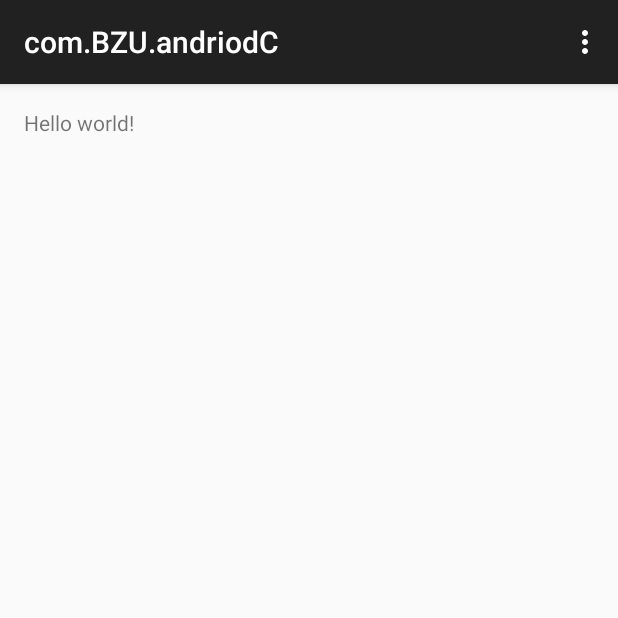
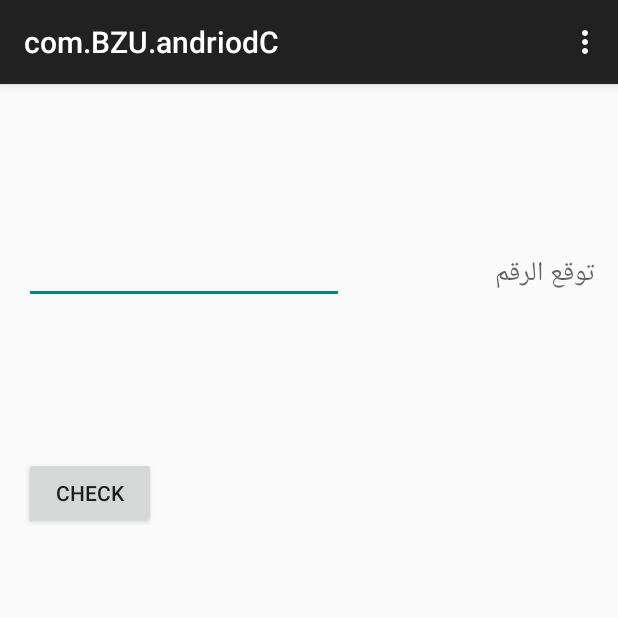
Before and after one commit to nkhalaf/com.BZU.andriodC, an Android app: the screen it shows after launch (MainActivity), on a phone screen of 412 x 824 dp, the top half of it. Run offline under Robolectric (Android 15) with nearby library versions, the phone set to English and light mode, and no system bars.

Commit message:
Assiment 1

```diff
--- a/app/src/main/res/layout/activity_main.xml
+++ b/app/src/main/res/layout/activity_main.xml
@@ -6,7 +6,35 @@
     android:paddingBottom="@dimen/activity_vertical_margin" tools:context=".MainActivity"
     android:id="@+id/id">
 
-    <TextView android:text="@string/hello_world" android:layout_width="wrap_content"
-        android:layout_height="wrap_content" />
+    <EditText
+        android:layout_width="wrap_content"
+        android:layout_height="wrap_content"
+        android:inputType="number"
+        android:ems="10"
+        android:id="@+id/editText"
+        android:layout_marginTop="85dp"
+        android:layout_alignParentTop="true"
+        android:layout_alignParentLeft="true"
+        android:layout_alignParentStart="true" />
+
+    <TextView
+        android:layout_width="wrap_content"
+        android:layout_height="wrap_content"
+        android:textAppearance="?android:attr/textAppearanceMedium"
+        android:text="توقع الرقم"
+        android:id="@+id/textView"
+        android:layout_alignBaseline="@+id/editText"
+        android:layout_alignBottom="@+id/editText"
+        android:layout_toRightOf="@+id/editText"
+        android:layout_alignParentRight="true"
+        android:layout_alignParentEnd="true" />
+
+    <Button
+        android:layout_width="wrap_content"
+        android:layout_height="wrap_content"
+        android:text="check"
+        android:id="@+id/button"
+        android:layout_marginTop="102dp"
+        android:layout_below="@+id/editText" />
 
 </RelativeLayout>
```
Also changed, not shown: app/src/main/java/com/example/nbeel_000/combzuandriodc/MainActivity.java (+27 -1 lines).
